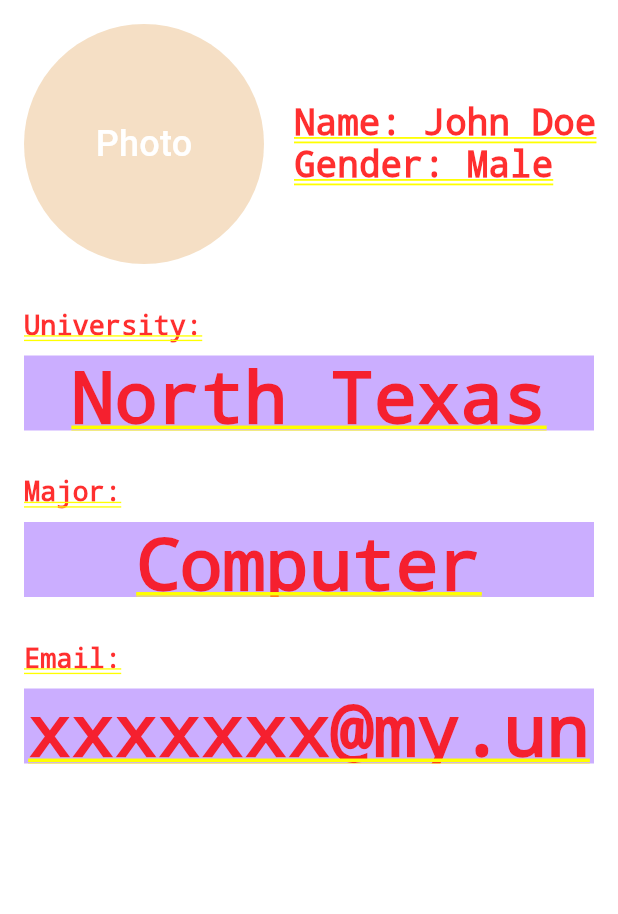
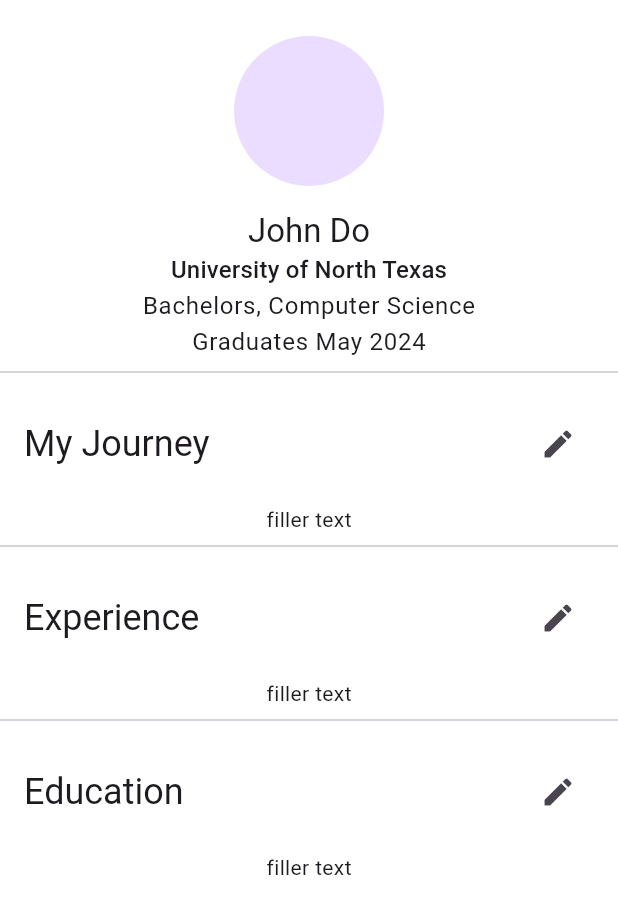
Before and after one commit to omgymna/research-finder-JATA, a Flutter app: the AddCoursePage screen opened directly, after a tap on the "arrow forward" icon, on a phone screen of 412 x 824 dp. Shown: the top 914 px of the screen. Run offline on Flutter 3.47's test engine with Material 3 defaults, Android fonts, the phone set to English and light mode, and no system bars; our stand-ins replace cloud_firestore, firebase_auth, firebase_core; accounts and stored records are empty.

Commit message:
adding new profile page

```diff
--- a/firebase_chat/lib/pages/add_courses_page.dart
+++ b/firebase_chat/lib/pages/add_courses_page.dart
@@ -19,7 +19,7 @@
     Navigator.push(
       context,
       MaterialPageRoute(
-        builder: (context) => PersonalInfoPage(),
+        builder: (context) => ProfilePage(),
       ),
     );
   }
--- a/firebase_chat/lib/pages/home_page.dart
+++ b/firebase_chat/lib/pages/home_page.dart
@@ -2,6 +2,7 @@
 import 'package:firebase_auth/firebase_auth.dart';
 import 'package:firebase_chat/pages/chat_page.dart';
 import 'package:firebase_chat/pages/inbox_page.dart';
+import 'package:firebase_chat/pages/personal_info_page.dart';
 import 'package:firebase_chat/services/auth/auth_service.dart';
 import 'package:flutter/material.dart';
 import 'package:provider/provider.dart';
@@ -31,7 +32,7 @@
     PlaceholderWidget('Home Page'),
     PlaceholderWidget('Search Page'),
     InboxPage(),
-    SignUpRolePicker(),
+    ProfilePage(),
   ];
 
   @override
@@ -82,50 +83,6 @@
     );
   }
 
-  //build a list of users except for current logged in user
-
-  Widget _buildUserList(){
-    return StreamBuilder<QuerySnapshot>(stream: FirebaseFirestore.instance.collection('users').snapshots(),
-     builder: (context, snapshot) {
-       if(snapshot.hasError){
-        return const Text('error');
-       }
-       if(snapshot.connectionState == ConnectionState.waiting){
-        return const Text('loading...');
-       }
-
-       return ListView(
-        children: snapshot.data!.docs.map<Widget>((doc) => _buildUserListItem(doc))
-        .toList(),
-       );
-     },
-    );
-  }
-
-  //build individual list items
-  Widget _buildUserListItem(DocumentSnapshot document){
-    Map<String, dynamic> data = document.data()! as Map<String, dynamic>;
-
-    //display all users but current user
-    if(_auth.currentUser!.email != data['email']){
-      return ListTile(
-        title: Text(data['email'],),
-        onTap: (){
-          //pass the clicked user's UID to the chat page
-          Navigator.push(context, MaterialPageRoute(builder: (context)=> ChatPage(
-            receiverUserEmail: data['email'],
-            receiverUserID: data['uid'],
-          ),
-          ),
-          );
-        },
-      );
-    }
-    else{
-      //return empty container
-      return Container();
-    }
-  }
 }
 
 class PlaceholderWidget extends StatelessWidget {
--- a/firebase_chat/lib/pages/personal_info_page.dart
+++ b/firebase_chat/lib/pages/personal_info_page.dart
@@ -1,88 +1,117 @@
 import 'package:flutter/material.dart';
 
-class PersonalInfoPage extends StatelessWidget {
+class ProfilePage extends StatelessWidget {
+  const ProfilePage({Key? key}) : super(key: key);
+
   @override
   Widget build(BuildContext context) {
     return SingleChildScrollView(
-      child: Padding(
-        padding: EdgeInsets.all(16.0),
       child: Column(
-          crossAxisAlignment: CrossAxisAlignment.start,
-          children: [
-            Row(
-              children: [
+        children: <Widget>[
+          const SizedBox(height: 24),
           CircleAvatar(
-                  backgroundColor: Color.fromARGB(177, 240, 209, 171),
-                  radius: 80,
-                  child: Text(
-                    "Photo",
-                    style: TextStyle(color: Colors.white, fontSize: 24),
+            radius: 50,
           ),
+          const SizedBox(height: 16),
+          Text(
+            'John Do',
+            style: Theme.of(context).textTheme.titleLarge,
           ),
-                SizedBox(width: 20.0),
-                Column(
-                  crossAxisAlignment: CrossAxisAlignment.start,
+          Text(
+            'University of North Texas',
+            style: Theme.of(context).textTheme.titleMedium,
+          ),
+          Text(
+            'Bachelors, Computer Science',
+            style: Theme.of(context).textTheme.bodyLarge,
+          ),
+          Text(
+            'Graduates May 2024',
+            style: Theme.of(context).textTheme.bodyLarge,
+          ),
+          const Divider(),
+           Padding(
+            padding: const EdgeInsets.all(16.0),
+            child: Row(
+              mainAxisAlignment: MainAxisAlignment.spaceBetween,
               children: [
                 Text(
-                      'Name: John Doe',
-                      style: TextStyle(fontSize: 24.0, fontWeight: FontWeight.bold),
+                  'My Journey',
+                  style: Theme.of(context).textTheme.headline5,
                 ),
-                    Text(
-                      'Gender: Male',
-                      style: TextStyle(fontSize: 24.0, fontWeight: FontWeight.bold),
+                IconButton(
+                  icon: const Icon(Icons.edit),
+                  onPressed: () {
+                    // TODO: Implement navigation to the edit page or display an inline text field for editing
+                  },
                 ),
               ],
             ),
+          ),
+          Padding(
+            padding: const EdgeInsets.symmetric(horizontal: 16.0),
+            child: Text(
+              'filler text',
+              style: Theme.of(context).textTheme.bodyMedium,
+              textAlign: TextAlign.justify,
+            ),
+          ),
+          const Divider(),
+           Padding(
+            padding: const EdgeInsets.all(16.0),
+            child: Row(
+              mainAxisAlignment: MainAxisAlignment.spaceBetween,
+              children: [
+                Text(
+                  'Experience',
+                  style: Theme.of(context).textTheme.headline5,
+                ),
+                IconButton(
+                  icon: const Icon(Icons.edit),
+                  onPressed: () {
+                    // TODO: Implement navigation to the edit page or display an inline text field for editing
+                  },
+                ),
               ],
             ),
-            SizedBox(height: 30.0),
-            Text(
-              'University:',
-              style: TextStyle(fontSize: 18.0),
           ),
-            Container(
-              margin: EdgeInsets.only(top: 10),
-              height: 50,
-              decoration: BoxDecoration(
-                color: Color(0x9BAA79FF),
-              ),
-              child: Center(
-                child: Text("North Texas University", textAlign: TextAlign.center),
+          Padding(
+            padding: const EdgeInsets.symmetric(horizontal: 16.0),
+            child: Text(
+              'filler text',
+              style: Theme.of(context).textTheme.bodyMedium,
+              textAlign: TextAlign.justify,
             ),
           ),
-            SizedBox(height: 30.0),
+          const Divider(),
+           Padding(
+            padding: const EdgeInsets.all(16.0),
+            child: Row(
+              mainAxisAlignment: MainAxisAlignment.spaceBetween,
+              children: [
                 Text(
-              'Major:',
-              style: TextStyle(fontSize: 18.0),
+                  'Education',
+                  style: Theme.of(context).textTheme.headline5,
                 ),
-            Container(
-              margin: EdgeInsets.only(top: 10),
-              height: 50,
-              decoration: BoxDecoration(
-                color: Color(0x9BAA79FF),
+                IconButton(
+                  icon: const Icon(Icons.edit),
+                  onPressed: () {
+                    // TODO: Implement navigation to the edit page or display an inline text field for editing
+                  },
                 ),
-              child: Center(
-                child: Text("Computer Science Engineer", textAlign: TextAlign.center),
+              ],
             ),
           ),
-            SizedBox(height: 30.0),
-            Text(
-              'Email:',
-              style: TextStyle(fontSize: 18.0),
-            ),
-            Container(
-              margin: EdgeInsets.only(top: 10),
-              height: 50,
-              decoration: BoxDecoration(
-                color: Color(0x9BAA79FF),
-              ),
-              child: Center(
-                child: Text("xxxxxxx@my.unt.edu", textAlign: TextAlign.center),
+          Padding(
+            padding: const EdgeInsets.symmetric(horizontal: 16.0),
+            child: Text(
+              'filler text',
+              style: Theme.of(context).textTheme.bodyMedium,
+              textAlign: TextAlign.justify,
             ),
           ),
         ],
       ),
-      ),
     );
   }
 }
--- a/firebase_chat/lib/pages/register_page.dart
+++ b/firebase_chat/lib/pages/register_page.dart
@@ -60,11 +60,14 @@
 
 
                 //logo
-                Icon(
-                  Icons.message,
-                  size: 100 ,
-                  color: Colors.grey[800],
+                Container(
+                  height: MediaQuery.of(context).size.height / 3,
+                  decoration: const BoxDecoration(
+                    image: DecorationImage(
+                      image: AssetImage("assets/welcome1.png"),
+                    ),
                   ),
+                ),
 
                   const SizedBox(height: 50),
 
```
Lines whose indentation alone changed are shown as unchanged.
